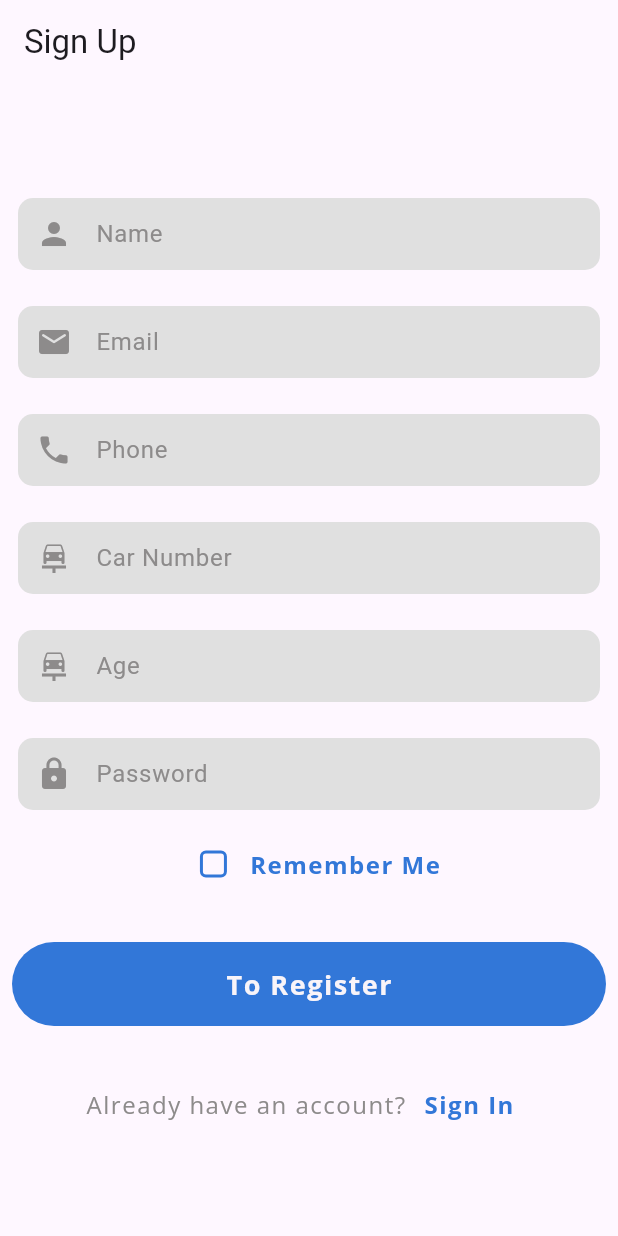
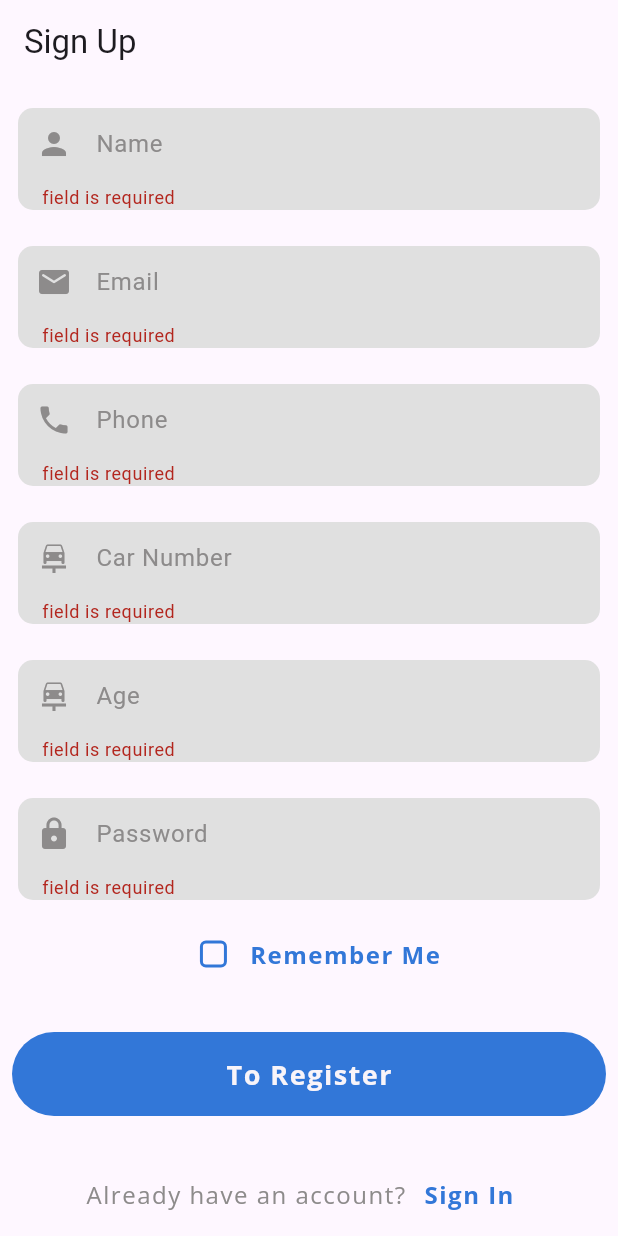
Before and after one commit to kimoo112/Parking-Point, a Flutter app: the SignUpView screen opened by its route, after a tap on "To Register", on a phone screen of 412 x 824 dp. Run offline on Flutter 3.47's test engine with Material 3 defaults, Android fonts, the phone set to English and light mode, and no system bars; our stand-ins replace bloc, circular_countdown_timer, dio, flutter_bloc, flutter_map, geolocator and 6 more; missing offline and left inert: flutter_paypal_payment; accounts and stored records are empty; project files that could hold a hidden picture were left out.

Commit message:
Update SignUpView to be a StatefulWidget and add form validation
- Change SignUpView to be a StatefulWidget for form state management
- Add form validation using GlobalKey<FormState> and validate on register
- Display loading indicator during sign up process
- Update UI for 'Remember Me' checkbox and 'Already have an account?' link

```diff
--- a/lib/features/auth/presentation/views/sign_up_view.dart
+++ b/lib/features/auth/presentation/views/sign_up_view.dart
@@ -9,8 +9,16 @@ import 'package:parking_app/features/auth/presentation/widgets/custom_text_field
 
 import '../widgets/custom_check_box.dart';
 
-class SignUpView extends StatelessWidget {
+class SignUpView extends StatefulWidget {
   const SignUpView({Key? key}) : super(key: key);
+
+  @override
+  State<SignUpView> createState() => _SignUpViewState();
+}
+
+class _SignUpViewState extends State<SignUpView> {
+  GlobalKey<FormState> formKey = GlobalKey();
+
   @override
   Widget build(BuildContext context) {
     return BlocConsumer<AuthCubit, AuthState>(
@@ -29,7 +37,9 @@ class SignUpView extends StatelessWidget {
             appBar: AppBar(
               title: const Text('Sign Up'),
             ),
-            body: Column(
+            body: Form(
+              key: formKey,
+              child: Column(
                 mainAxisAlignment: MainAxisAlignment.center,
                 children: [
                   CustomTextField(
@@ -76,10 +86,14 @@ class SignUpView extends StatelessWidget {
                     ],
                   ),
                   const SizedBox(height: 20),
-                CustomBtn(
+                  state is SignUpLoading
+                      ? const CircularProgressIndicator()
+                      : CustomBtn(
                           text: 'To Register',
                           onPressed: () {
+                            if (formKey.currentState!.validate()) {
                               context.read<AuthCubit>().signUp(context);
+                            }
                           }),
                   const SizedBox(height: 20),
                   Row(
@@ -101,6 +115,7 @@ class SignUpView extends StatelessWidget {
                     ],
                   )
                 ],
+              ),
             ));
       },
     );
```
Lines whose indentation alone changed are shown as unchanged.
